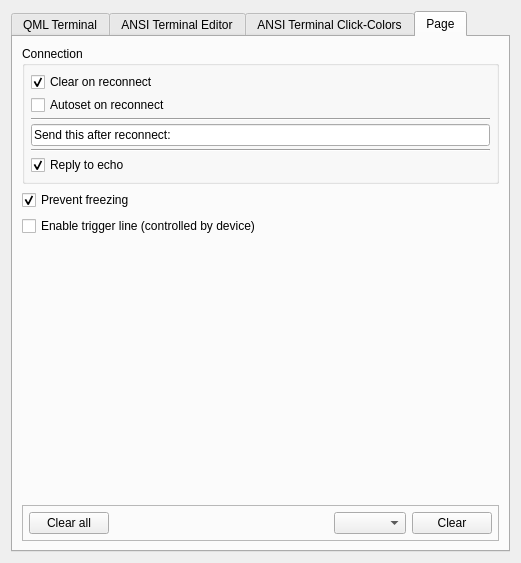
This is developeroptions.ui in jirimaier/DataPlotter as Qt 5 draws it before an edit. The edited form follows.
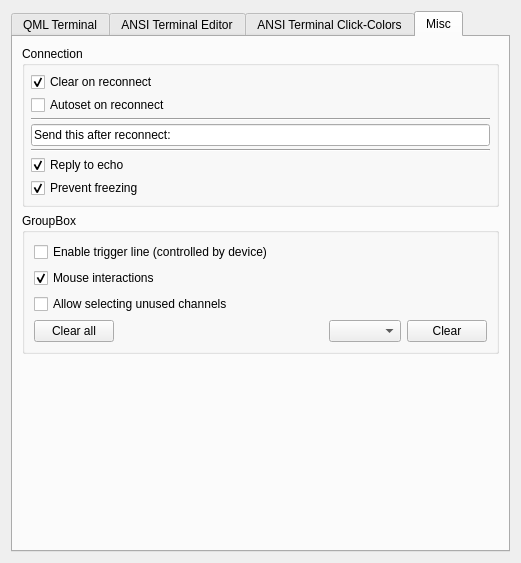
This is the edited form. Icons and pictures are not drawn.

```diff
--- a/developeroptions.ui
+++ b/developeroptions.ui
@@ -626,9 +626,9 @@
      </widget>
      <widget class="QWidget" name="tab_4">
       <attribute name="title">
-       <string>Page</string>
+       <string>Misc</string>
       </attribute>
-      <layout class="QVBoxLayout" name="verticalLayout_4">
+      <layout class="QVBoxLayout" name="verticalLayout_5">
        <item>
         <widget class="QGroupBox" name="groupBox">
          <property name="title">
@@ -722,9 +722,6 @@
             </property>
            </widget>
           </item>
-         </layout>
-        </widget>
-       </item>
        <item>
         <widget class="QCheckBox" name="checkBoxFreezeSafe">
          <property name="toolTip">
@@ -738,6 +735,15 @@
          </property>
         </widget>
        </item>
+         </layout>
+        </widget>
+       </item>
+       <item>
+        <widget class="QGroupBox" name="groupBox_2">
+         <property name="title">
+          <string>GroupBox</string>
+         </property>
+         <layout class="QVBoxLayout" name="verticalLayout_4">
        <item>
         <widget class="QCheckBox" name="checkBoxTriggerLineEn">
          <property name="toolTip">
@@ -752,39 +758,30 @@
         </widget>
        </item>
        <item>
-        <spacer name="verticalSpacer">
-         <property name="orientation">
-          <enum>Qt::Vertical</enum>
-         </property>
-         <property name="sizeHint" stdset="0">
-          <size>
-           <width>20</width>
-           <height>40</height>
-          </size>
-         </property>
-        </spacer>
+           <widget class="QCheckBox" name="checkBoxMouseControls">
+            <property name="toolTip">
+             <string>&lt;html&gt;&lt;head/&gt;&lt;body&gt;&lt;p&gt;Show sample value when mouse cursor is near,set cursors by clicking on graph, mouse-drag cursors a zero-lines of channels.&lt;/p&gt;&lt;/body&gt;&lt;/html&gt;</string>
+            </property>
+            <property name="text">
+             <string>Mouse interactions</string>
+            </property>
+            <property name="checked">
+             <bool>true</bool>
+            </property>
+           </widget>
        </item>
        <item>
-        <widget class="QFrame" name="frame_26">
-         <property name="frameShape">
-          <enum>QFrame::StyledPanel</enum>
-         </property>
-         <property name="frameShadow">
-          <enum>QFrame::Plain</enum>
-         </property>
-         <layout class="QHBoxLayout" name="horizontalLayout_6">
-          <property name="leftMargin">
-           <number>6</number>
-          </property>
-          <property name="topMargin">
-           <number>6</number>
-          </property>
-          <property name="rightMargin">
-           <number>6</number>
-          </property>
-          <property name="bottomMargin">
-           <number>6</number>
-          </property>
+           <widget class="QCheckBox" name="checkBoxSelUnused">
+            <property name="toolTip">
+             <string>&lt;html&gt;&lt;head/&gt;&lt;body&gt;&lt;p&gt;Normaly, only nonempty channel are showen in channel selection, this allows to show all available channels.&lt;/p&gt;&lt;/body&gt;&lt;/html&gt;</string>
+            </property>
+            <property name="text">
+             <string>Allow selecting unused channels</string>
+            </property>
+           </widget>
+          </item>
+          <item>
+           <layout class="QHBoxLayout" name="horizontalLayout_2">
           <item>
            <widget class="QPushButton" name="pushButtonClearAll">
             <property name="sizePolicy">
@@ -847,8 +844,23 @@
            </widget>
           </item>
          </layout>
+          </item>
+         </layout>
         </widget>
        </item>
+       <item>
+        <spacer name="verticalSpacer">
+         <property name="orientation">
+          <enum>Qt::Vertical</enum>
+         </property>
+         <property name="sizeHint" stdset="0">
+          <size>
+           <width>20</width>
+           <height>40</height>
+          </size>
+         </property>
+        </spacer>
+       </item>
       </layout>
      </widget>
     </widget>
```
Lines whose indentation alone changed are shown as unchanged.
